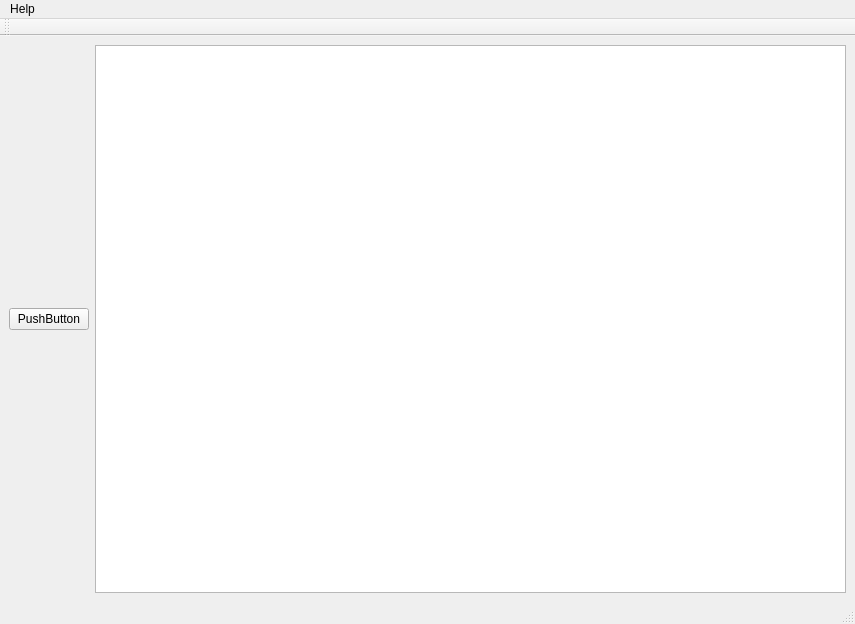
Old version of the form src/gui/MainWindow.ui in the repository sreither/SOEMGui.
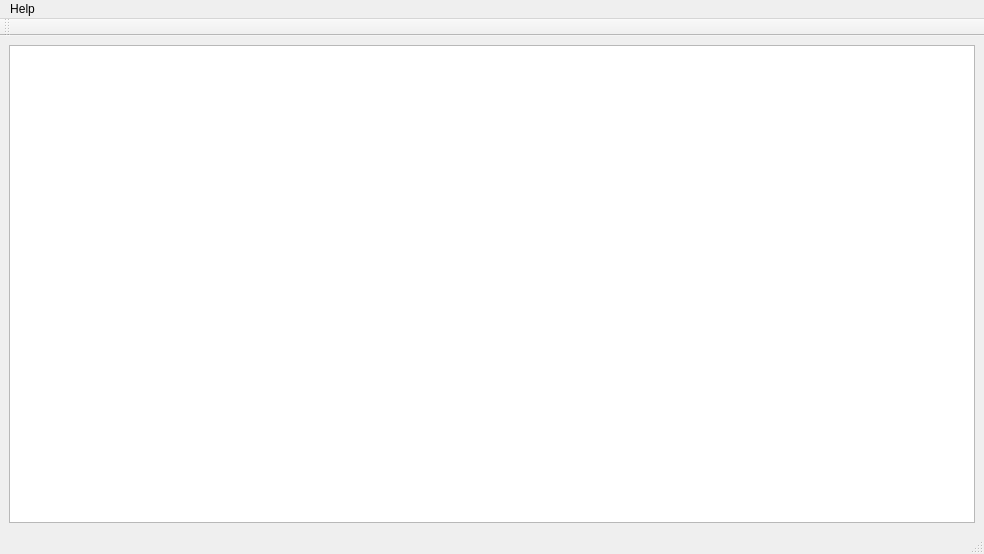
New version of the form.

What changed in the file:
```diff
--- a/src/gui/MainWindow.ui
+++ b/src/gui/MainWindow.ui
@@ -6,8 +6,8 @@
    <rect>
     <x>0</x>
     <y>0</y>
-    <width>855</width>
-    <height>624</height>
+    <width>984</width>
+    <height>554</height>
    </rect>
   </property>
   <property name="windowTitle">
@@ -16,15 +16,30 @@
   <widget class="QWidget" name="centralwidget">
    <layout class="QHBoxLayout" name="horizontalLayout">
     <item>
-     <widget class="QPushButton" name="pushButton">
-      <property name="text">
-       <string>PushButton</string>
+     <widget class="QTreeView" name="treeView">
+      <property name="editTriggers">
+       <set>QAbstractItemView::EditKeyPressed</set>
       </property>
+      <property name="alternatingRowColors">
+       <bool>true</bool>
+      </property>
+      <property name="indentation">
+       <number>20</number>
+      </property>
+      <property name="wordWrap">
+       <bool>true</bool>
+      </property>
+      <attribute name="headerDefaultSectionSize">
+       <number>200</number>
+      </attribute>
+      <attribute name="headerHighlightSections">
+       <bool>true</bool>
+      </attribute>
+      <attribute name="headerStretchLastSection">
+       <bool>true</bool>
+      </attribute>
      </widget>
     </item>
-    <item>
-     <widget class="QTreeView" name="treeView"/>
-    </item>
    </layout>
   </widget>
   <widget class="QMenuBar" name="menubar">
@@ -32,7 +47,7 @@
     <rect>
      <x>0</x>
      <y>0</y>
-     <width>855</width>
+     <width>984</width>
      <height>22</height>
     </rect>
    </property>
```
